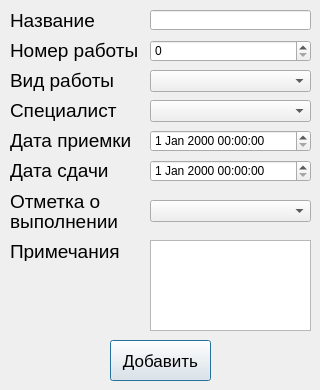
Qt form forms/addForm.ui (MrKykypy3ka/SRM_IT) before a commit.
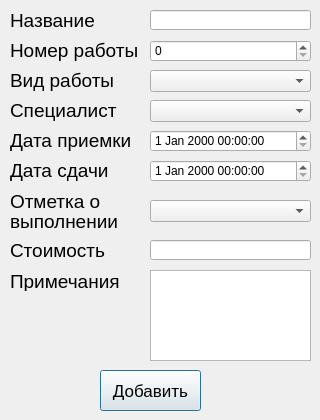
The same form after that commit.

Patch:
```diff
--- a/forms/addForm.ui
+++ b/forms/addForm.ui
@@ -7,7 +7,7 @@
     <x>0</x>
     <y>0</y>
     <width>320</width>
-    <height>390</height>
+    <height>420</height>
    </rect>
   </property>
   <property name="windowTitle">
@@ -16,8 +16,8 @@
   <widget class="QPushButton" name="addButton">
    <property name="geometry">
     <rect>
-     <x>110</x>
-     <y>340</y>
+     <x>100</x>
+     <y>370</y>
      <width>101</width>
      <height>41</height>
     </rect>
@@ -189,7 +189,7 @@
    <property name="geometry">
     <rect>
      <x>10</x>
-     <y>240</y>
+     <y>270</y>
      <width>141</width>
      <height>21</height>
     </rect>
@@ -251,7 +251,7 @@
    <property name="geometry">
     <rect>
      <x>150</x>
-     <y>240</y>
+     <y>270</y>
      <width>161</width>
      <height>91</height>
     </rect>
@@ -285,6 +285,34 @@
     </rect>
    </property>
   </widget>
+  <widget class="QLabel" name="label_10">
+   <property name="geometry">
+    <rect>
+     <x>10</x>
+     <y>240</y>
+     <width>131</width>
+     <height>21</height>
+    </rect>
+   </property>
+   <property name="font">
+    <font>
+     <pointsize>14</pointsize>
+    </font>
+   </property>
+   <property name="text">
+    <string>Стоимость</string>
+   </property>
+  </widget>
+  <widget class="QLineEdit" name="lineEdit_2">
+   <property name="geometry">
+    <rect>
+     <x>150</x>
+     <y>240</y>
+     <width>161</width>
+     <height>20</height>
+    </rect>
+   </property>
+  </widget>
  </widget>
  <resources/>
  <connections/>
```
